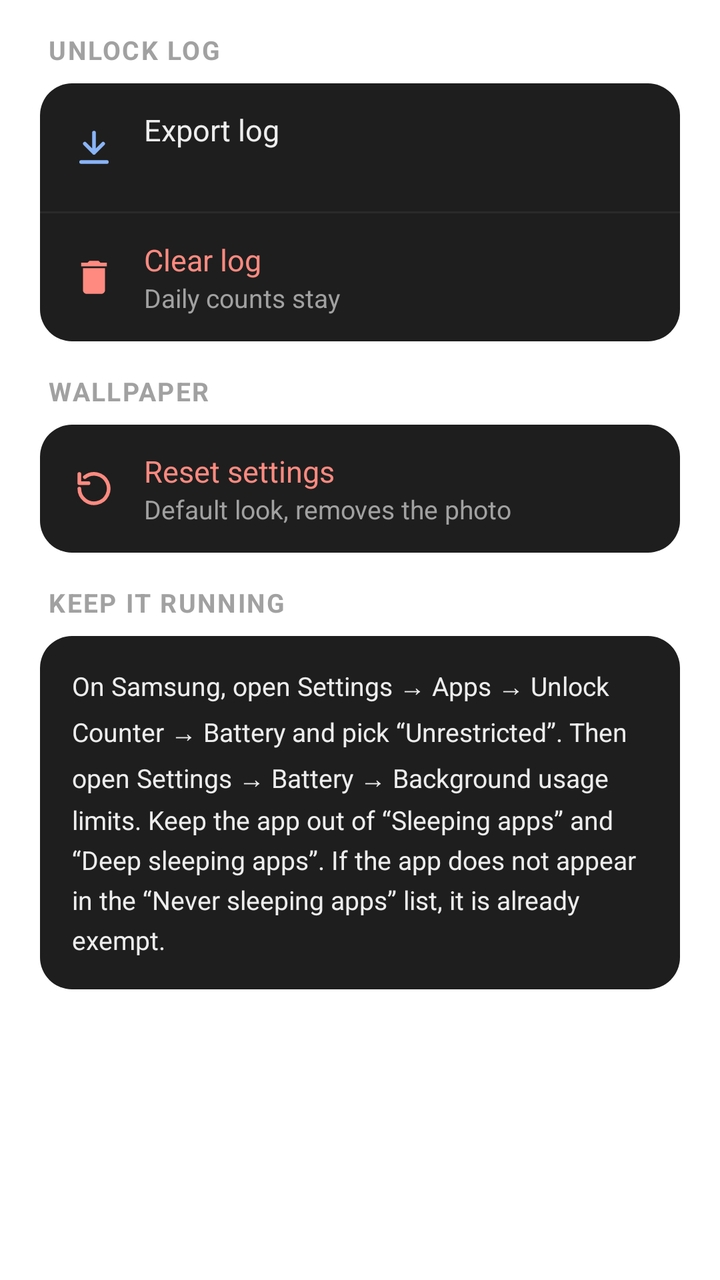
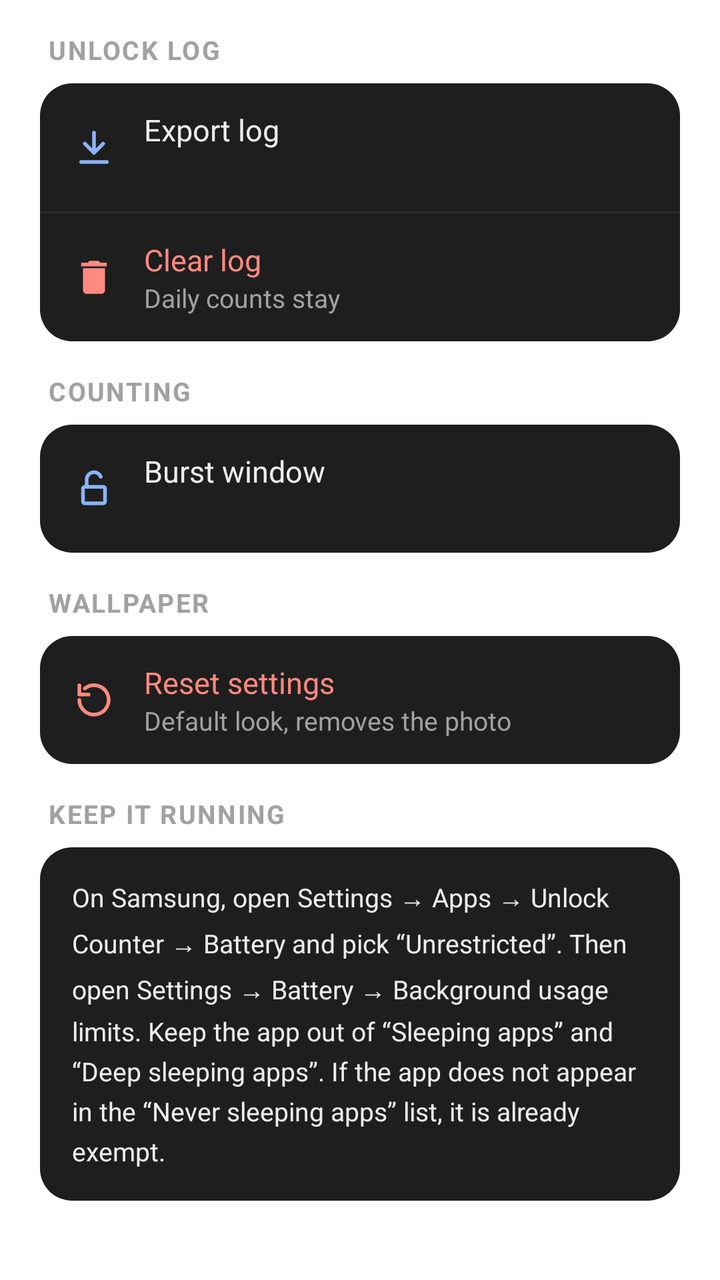

Before-and-after screenshots of an Android layout around one commit, followed by the original layout XML and the change that was made.
<!-- AndroidManifest.xml: fallback theme Theme.MaterialComponents.DayNight.NoActionBar -->
<!-- res/layout/tab_system.xml -->
<?xml version="1.0" encoding="utf-8"?>
<ScrollView xmlns:android="http://schemas.android.com/apk/res/android"
    android:layout_width="match_parent"
    android:layout_height="match_parent"
    android:accessibilityPaneTitle="@string/tab_system">

    <LinearLayout
        android:layout_width="match_parent"
        android:layout_height="wrap_content"
        android:orientation="vertical"
        android:paddingHorizontal="20dp"
        android:paddingBottom="20dp">

        <TextView style="@style/SectionHeader" android:text="@string/unlock_log" />

        <LinearLayout
            android:layout_width="match_parent"
            android:layout_height="wrap_content"
            android:background="@drawable/bg_card"
            android:orientation="vertical">

            <LinearLayout android:id="@+id/export_log" style="@style/Row">
                <ImageView style="@style/RowIcon" android:src="@drawable/ic_download" android:tint="@color/accent" />
                <LinearLayout style="@style/RowText">
                    <TextView style="@style/RowTitle" android:text="@string/export_log" />
                    <TextView android:id="@+id/export_subtitle" style="@style/RowSubtitle" />
                </LinearLayout>
            </LinearLayout>

            <View style="@style/RowDivider" />

            <LinearLayout android:id="@+id/clear_log" style="@style/Row">
                <ImageView style="@style/RowIcon" android:src="@drawable/ic_delete" android:tint="@color/danger" />
                <LinearLayout style="@style/RowText">
                    <TextView style="@style/RowTitle" android:text="@string/clear_log" android:textColor="@color/danger" />
                    <TextView style="@style/RowSubtitle" android:text="@string/clear_log_subtitle" />
                </LinearLayout>
            </LinearLayout>
        </LinearLayout>

        <TextView style="@style/SectionHeader" android:text="@string/wallpaper" />

        <LinearLayout
            android:layout_width="match_parent"
            android:layout_height="wrap_content"
            android:background="@drawable/bg_card"
            android:orientation="vertical">

            <LinearLayout android:id="@+id/reset_settings" style="@style/Row">
                <ImageView style="@style/RowIcon" android:src="@drawable/ic_reset" android:tint="@color/danger" />
                <LinearLayout style="@style/RowText">
                    <TextView style="@style/RowTitle" android:text="@string/reset_settings" android:textColor="@color/danger" />
                    <TextView style="@style/RowSubtitle" android:text="@string/reset_settings_subtitle" />
                </LinearLayout>
            </LinearLayout>
        </LinearLayout>

        <TextView style="@style/SectionHeader" android:text="@string/keep_running" />

        <TextView
            android:layout_width="match_parent"
            android:layout_height="wrap_content"
            android:background="@drawable/bg_card"
            android:lineSpacingMultiplier="1.3"
            android:padding="16dp"
            android:text="@string/keep_running_tip"
            android:textColor="@color/text"
            android:textSize="13sp" />
    </LinearLayout>
</ScrollView>
<!-- resources referenced by this layout -->
<resources>
  <color name="accent">#8AB4F8</color>
  <color name="danger">#FF8A80</color>
  <color name="text">#EDEDED</color>
  <!-- drawable bg_card (drawable) -->
  <?xml version="1.0" encoding="utf-8"?>
  <shape xmlns:android="http://schemas.android.com/apk/res/android" android:shape="rectangle">
      <solid android:color="@color/surface" />
      <corners android:radius="16dp" />
  </shape>
  <!-- drawable ic_delete (drawable) -->
  <?xml version="1.0" encoding="utf-8"?>
  <vector xmlns:android="http://schemas.android.com/apk/res/android"
      android:width="24dp"
      android:height="24dp"
      android:tint="?android:attr/textColorPrimary"
      android:viewportWidth="24"
      android:viewportHeight="24">
      <path
          android:fillColor="#FFFFFF"
          android:pathData="M6,19c0,1.1 0.9,2 2,2h8c1.1,0 2,-0.9 2,-2V7H6v12zM19,4h-3.5l-1,-1h-5l-1,1H5v2h14V4z" />
  </vector>
  <string name="clear_log">Clear log</string>
  <string name="clear_log_subtitle">Daily counts stay</string>
  <string name="export_log">Export log</string>
  <string name="keep_running">Keep it running</string>
  <string name="keep_running_tip">On Samsung, open Settings → Apps → Unlock Counter → Battery and pick “Unrestricted”. Then open Settings → Battery → Background usage limits. Keep the app out of “Sleeping apps” and “Deep sleeping apps”. If the app does not appear in the “Never sleeping apps” list, it is already exempt.</string>
  <string name="reset_settings">Reset settings</string>
  <string name="reset_settings_subtitle">Default look, removes the photo</string>
  <string name="tab_system">System</string>
  <string name="unlock_log">Unlock log</string>
  <string name="wallpaper">Wallpaper</string>
  <style name="RowDivider">
          <item name="android:layout_width">match_parent</item>
          <item name="android:layout_height">1dp</item>
          <item name="android:background">@color/surface_high</item>
      </style>
  <style name="RowIcon">
          <item name="android:layout_width">22dp</item>
          <item name="android:layout_height">22dp</item>
          <item name="android:layout_marginEnd">14dp</item>
          <item name="android:importantForAccessibility">no</item>
      </style>
  <style name="RowSubtitle">
          <item name="android:layout_width">wrap_content</item>
          <item name="android:layout_height">wrap_content</item>
          <item name="android:textColor">@color/text_muted</item>
          <item name="android:textSize">13sp</item>
      </style>
  <style name="RowText">
          <item name="android:layout_width">0dp</item>
          <item name="android:layout_height">wrap_content</item>
          <item name="android:layout_weight">1</item>
          <item name="android:orientation">vertical</item>
      </style>
  <style name="RowTitle">
          <item name="android:layout_width">wrap_content</item>
          <item name="android:layout_height">wrap_content</item>
          <item name="android:textColor">@color/text</item>
          <item name="android:textSize">15sp</item>
      </style>
  <color name="surface">#1E1E1E</color>
  <color name="surface_high">#2A2A2A</color>
  <color name="text_muted">#A1A1A1</color>
  <!-- unchanged entries left out for length: 4 -->
</resources>

<!-- the commit's change to res/layout/tab_system.xml (unified diff, before → after) -->
@@ -38,6 +38,24 @@
             </LinearLayout>
         </LinearLayout>
 
+        <TextView style="@style/SectionHeader" android:text="@string/counting" />
+
+        <LinearLayout
+            android:id="@+id/counting"
+            android:layout_width="match_parent"
+            android:layout_height="wrap_content"
+            android:background="@drawable/bg_card"
+            android:orientation="vertical">
+
+            <LinearLayout android:id="@+id/burst_window" style="@style/Row">
+                <ImageView style="@style/RowIcon" android:src="@drawable/ic_unlock" android:tint="@color/accent" />
+                <LinearLayout style="@style/RowText">
+                    <TextView style="@style/RowTitle" android:text="@string/burst_window" />
+                    <TextView android:id="@+id/burst_subtitle" style="@style/RowSubtitle" />
+                </LinearLayout>
+            </LinearLayout>
+        </LinearLayout>
+
         <TextView style="@style/SectionHeader" android:text="@string/wallpaper" />
 
         <LinearLayout
<!-- resource entries referenced after the edit -->
@@ -21,8 +21,24 @@
           android:fillColor="#FFFFFF"
           android:pathData="M6,19c0,1.1 0.9,2 2,2h8c1.1,0 2,-0.9 2,-2V7H6v12zM19,4h-3.5l-1,-1h-5l-1,1H5v2h14V4z" />
   </vector>
+  <!-- drawable ic_unlock (drawable) -->
+  <?xml version="1.0" encoding="utf-8"?>
+  <vector xmlns:android="http://schemas.android.com/apk/res/android"
+      android:width="24dp"
+      android:height="24dp"
+      android:viewportWidth="24"
+      android:viewportHeight="24">
+      <path
+          android:pathData="M7,11h10a1,1 0 0,1 1,1v7a1,1 0 0,1 -1,1H7a1,1 0 0,1 -1,-1v-7a1,1 0 0,1 1,-1zM8,11V7a4,4 0 0,1 7.7,-1.5"
+          android:strokeWidth="2"
+          android:strokeColor="#FFFFFF"
+          android:strokeLineCap="round"
+          android:strokeLineJoin="round" />
+  </vector>
+  <string name="burst_window">Burst window</string>
   <string name="clear_log">Clear log</string>
   <string name="clear_log_subtitle">Daily counts stay</string>
+  <string name="counting">Counting</string>
   <string name="export_log">Export log</string>
   <string name="keep_running">Keep it running</string>
   <string name="keep_running_tip">On Samsung, open Settings → Apps → Unlock Counter → Battery and pick “Unrestricted”. Then open Settings → Battery → Background usage limits. Keep the app out of “Sleeping apps” and “Deep sleeping apps”. If the app does not appear in the “Never sleeping apps” list, it is already exempt.</string>
